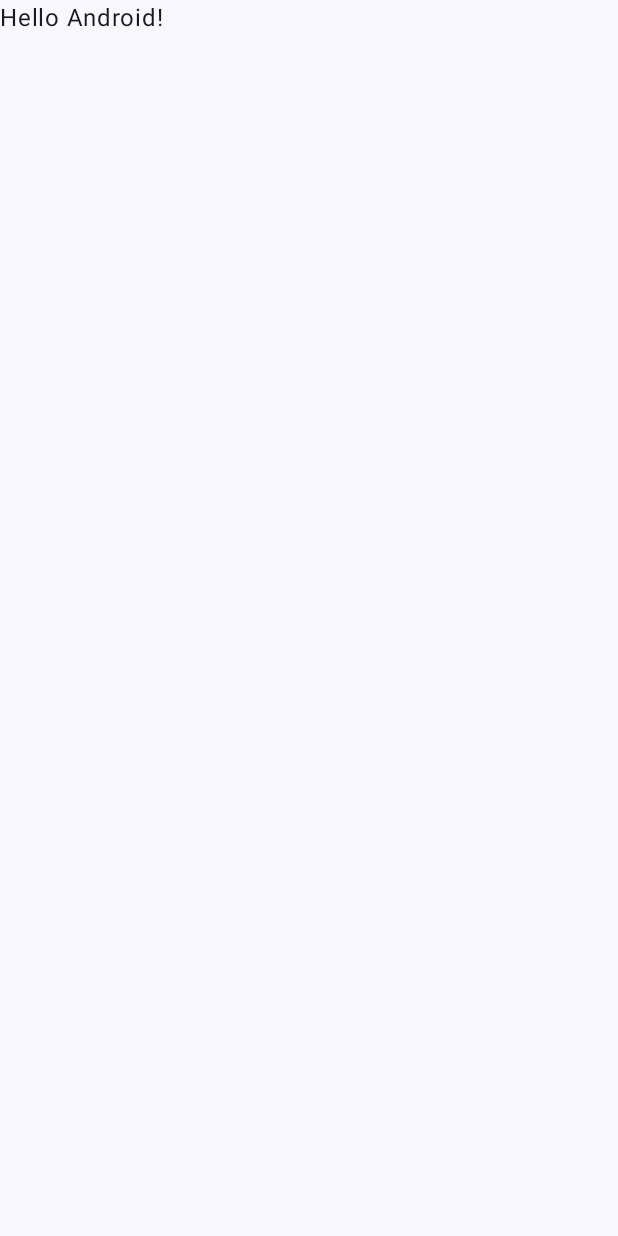
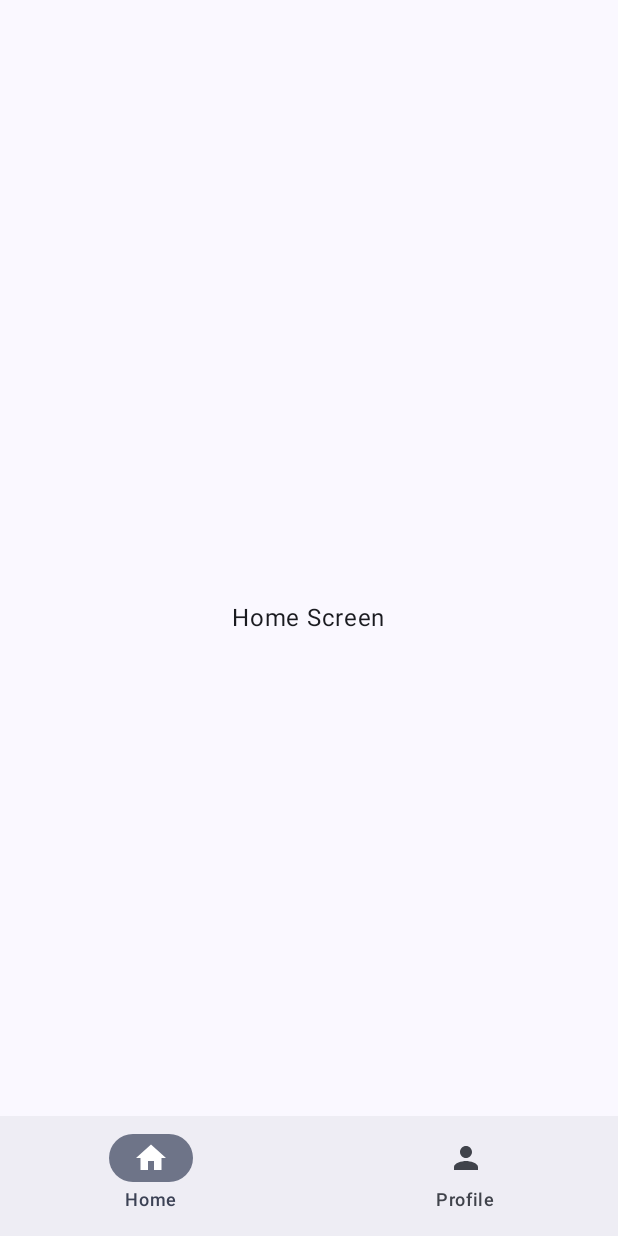
Before and after one commit to basanthaider/HabitTrackerApp, an Android app built with Jetpack Compose: the screen it shows after launch (MainActivity), on a phone screen of 412 x 824 dp. Before the commit the screen is almost empty. Run offline under Robolectric (Android 15) with nearby library versions, the phone set to English and light mode, and no system bars.

Commit message:
Add Nav Bar Item and Navigation Between Them

```diff
--- a/app/src/main/java/com/example/habittrackerapp/MainActivity.kt
+++ b/app/src/main/java/com/example/habittrackerapp/MainActivity.kt
@@ -4,13 +4,7 @@ import android.os.Bundle
 import androidx.activity.ComponentActivity
 import androidx.activity.compose.setContent
 import androidx.activity.enableEdgeToEdge
-import androidx.compose.foundation.layout.fillMaxSize
-import androidx.compose.foundation.layout.padding
-import androidx.compose.material3.Scaffold
-import androidx.compose.material3.Text
-import androidx.compose.runtime.Composable
-import androidx.compose.ui.Modifier
-import androidx.compose.ui.tooling.preview.Preview
+import com.example.habittrackerapp.ui.screens.MainScreen
 import com.example.habittrackerapp.ui.theme.HabitTrackerAppTheme
 
 class MainActivity : ComponentActivity() {
@@ -19,29 +13,8 @@ class MainActivity : ComponentActivity() {
         enableEdgeToEdge()
         setContent {
             HabitTrackerAppTheme {
-                Scaffold(modifier = Modifier.fillMaxSize()) { innerPadding ->
-                    Greeting(
-                        name = "Android",
-                        modifier = Modifier.padding(innerPadding)
-                    )
-                }
+                MainScreen()
             }
         }
     }
 }
-
-@Composable
-fun Greeting(name: String, modifier: Modifier = Modifier) {
-    Text(
-        text = "Hello $name!",
-        modifier = modifier
-    )
-}
-
-@Preview(showBackground = true)
-@Composable
-fun GreetingPreview() {
-    HabitTrackerAppTheme {
-        Greeting("Android")
-    }
-}
--- a/app/src/main/java/com/example/habittrackerapp/ui/screens/HomeScreen.kt
+++ b/app/src/main/java/com/example/habittrackerapp/ui/screens/HomeScreen.kt
@@ -1,17 +1,29 @@
 package com.example.habittrackerapp.ui.screens
 
+import androidx.compose.foundation.layout.Arrangement
+import androidx.compose.foundation.layout.Column
+import androidx.compose.foundation.layout.fillMaxSize
 import androidx.compose.material3.Text
 import androidx.compose.runtime.Composable
+import androidx.compose.ui.Alignment
+import androidx.compose.ui.Modifier
 import androidx.compose.ui.tooling.preview.Preview
 import androidx.navigation.NavHostController
 import androidx.navigation.compose.rememberNavController
 
 @Composable
-fun HomeScreen(navController: NavHostController){
-    Text(text = "Home Screen")
+fun HomeScreen() {
+    Column(
+        modifier = Modifier.fillMaxSize(),
+        verticalArrangement = Arrangement.Center,
+        horizontalAlignment = Alignment.CenterHorizontally
+    ) {
+        Text(text = "Home Screen")
+    }
 }
+
 @Preview(showBackground = true, showSystemUi = true)
 @Composable
-fun HomeScreenPreview(){
-    HomeScreen( rememberNavController())
+fun HomeScreenPreview() {
+    HomeScreen()
 }
--- /dev/null
+++ b/app/src/main/java/com/example/habittrackerapp/ui/screens/MainScreen.kt
@@ -0,0 +1,54 @@
+package com.example.habittrackerapp.ui.screens
+
+import androidx.compose.foundation.layout.fillMaxSize
+import androidx.compose.foundation.layout.padding
+import androidx.compose.material.icons.Icons
+import androidx.compose.material.icons.filled.Home
+import androidx.compose.material.icons.filled.Person
+import androidx.compose.material3.Icon
+import androidx.compose.material3.NavigationBar
+import androidx.compose.material3.NavigationBarItem
+import androidx.compose.material3.Scaffold
+import androidx.compose.material3.Text
+import androidx.compose.runtime.Composable
+import androidx.compose.runtime.getValue
+import androidx.compose.runtime.mutableIntStateOf
+import androidx.compose.runtime.remember
+import androidx.compose.runtime.setValue
+import androidx.compose.ui.Modifier
+import com.example.habittrackerapp.utils.NavItem
+
+@Composable
+fun MainScreen(modifier: Modifier = Modifier) {
+    var selectedIndex by remember { mutableIntStateOf(0) }
+    val navItems = listOf(
+        NavItem("Home", Icons.Default.Home),
+        NavItem("Profile", Icons.Default.Person),
+    )
+    Scaffold(modifier = Modifier.fillMaxSize(),
+        bottomBar = {
+            NavigationBar {
+                navItems.forEachIndexed { index, item ->
+                    NavigationBarItem(
+                        selected = index == selectedIndex,
+                        onClick = {
+                            selectedIndex = index
+                        },
+                        icon = { Icon(imageVector = item.icon, contentDescription = item.label) },
+                        label = { Text(text = item.label) })
+                }
+            }
+        }
+    ) { innerPadding ->
+        ContentScreen(modifier = Modifier.padding(innerPadding), selectedIndex)
+    }
+}
+
+@Composable
+fun ContentScreen(modifier: Modifier = Modifier, selectedIndex: Int = 0) {
+    when (selectedIndex) {
+        0 -> HomeScreen()
+        1 -> ProfileScreen()
+
+    }
+}
--- /dev/null
+++ b/app/src/main/java/com/example/habittrackerapp/utils/NavItem.kt
@@ -0,0 +1,8 @@
+package com.example.habittrackerapp.utils
+
+import androidx.compose.ui.graphics.vector.ImageVector
+
+data class NavItem(
+    val label: String,
+    val icon: ImageVector,
+)
```
Also changed, not shown: app/src/main/java/com/example/habittrackerapp/ui/screens/NavHostScreen.kt (+6 -6 lines), app/src/main/java/com/example/habittrackerapp/ui/screens/ProfileScreen.kt (+12 -1 lines).
